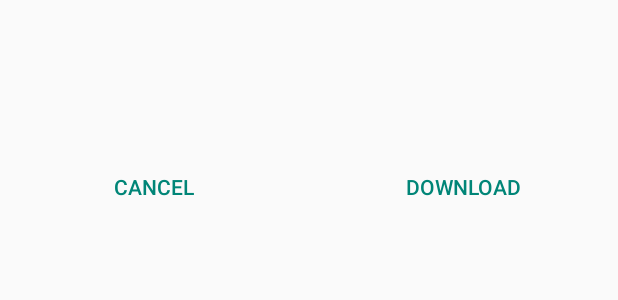
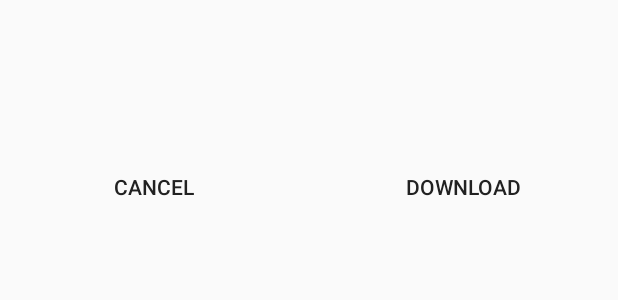
Before and after one commit to 75py/Download-Confirm, an Android app: the layout activity_confirm.xml on its own in the app's theme, with its tools: preview values and no code run, on a phone screen of 412 x 824 dp. Shown: the top 300 px of the screen. Run offline under Robolectric (Android 15) with nearby library versions, the phone set to English and light mode, and no system bars.

Commit message:
文字色調整

```diff
--- a/app/src/main/res/layout/activity_confirm.xml
+++ b/app/src/main/res/layout/activity_confirm.xml
@@ -16,7 +16,7 @@
         android:paddingRight="@dimen/activity_horizontal_margin"
         android:paddingTop="@dimen/activity_vertical_margin"
         android:singleLine="false"
-        android:textAppearance="@style/TextAppearance.AppCompat.Medium"
+        android:textAppearance="@style/TextAppearance.Medium"
         android:textIsSelectable="true"
         tools:ignore="Deprecated,TextFields" />
 
@@ -28,7 +28,7 @@
         android:paddingLeft="@dimen/activity_horizontal_margin"
         android:paddingRight="@dimen/activity_horizontal_margin"
         android:paddingTop="@dimen/activity_vertical_margin"
-        android:textAppearance="@style/TextAppearance.AppCompat.Medium"
+        android:textAppearance="@style/TextAppearance.Medium"
         android:textIsSelectable="true" />
 
     <include layout="@layout/inc_buttons" />
--- a/app/src/main/res/values/styles.xml
+++ b/app/src/main/res/values/styles.xml
@@ -1,11 +1,13 @@
-<resources>
+<resources xmlns:tools="http://schemas.android.com/tools">
 
-    <!-- Base application theme. -->
     <style name="AppTheme" parent="Theme.AppCompat.Light.DarkActionBar">
-        <!-- Customize your theme here. -->
+        <item name="android:textColor">@color/primary_material_dark</item>
     </style>
     <style name="AppTheme.Dialog" parent="Theme.AppCompat.Light.Dialog">
-        <!-- Customize your theme here. -->
+    </style>
+    <style name="TextAppearance.Medium" parent="TextAppearance.AppCompat.Body1">
+        <item name="android:textColor">?android:textColorPrimary</item>
+        <item name="android:textSize">@dimen/abc_text_size_medium_material</item>
     </style>
 
 </resources>
```
